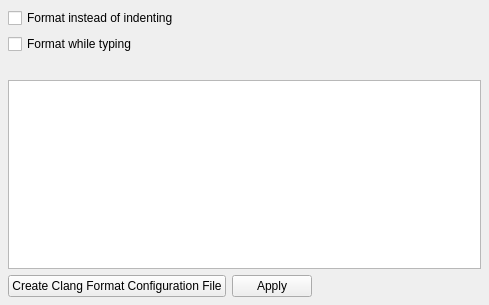
This is src/plugins/clangformat/clangformatconfigwidget.ui in qt-creator/qt-creator as Qt 5 draws it before an edit. The edited form follows.
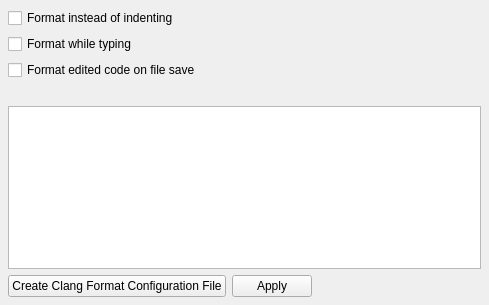
This is the edited form.

Commit message:
ClangFormat: Format edited chunks of file on save
The similar implementation to the one in Beautifier plugin
with the difference that the clangformat indenter logic is used
and only modified chunks are formatted.

That means that all code which was not touched will stay in the
initial condition.

The edit to the form file:
```diff
--- a/src/plugins/clangformat/clangformatconfigwidget.ui
+++ b/src/plugins/clangformat/clangformatconfigwidget.ui
@@ -40,6 +40,13 @@
      </property>
     </widget>
    </item>
+   <item>
+    <widget class="QCheckBox" name="formatOnSave">
+     <property name="text">
+      <string>Format edited code on file save</string>
+     </property>
+    </widget>
+   </item>
    <item>
     <widget class="QLabel" name="projectHasClangFormat">
      <property name="text">
```
The commit also changes 9 other files.
